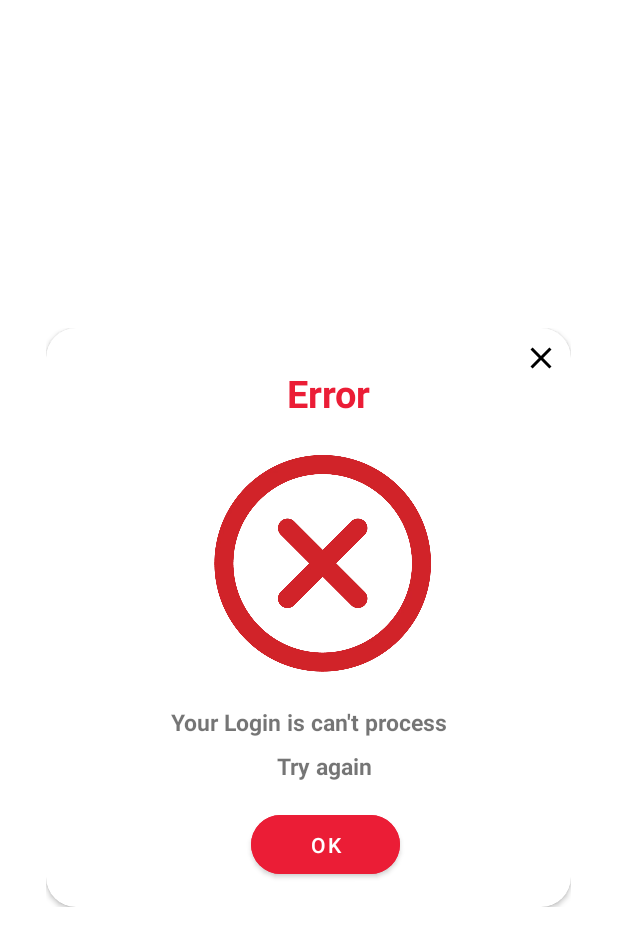
After one commit to TharushiNavodya2000/MAD-Project_OUTLIERS, an Android app: the layout unsuccessfullogin.xml on its own in the app's theme, with its tools: preview values and no code run, on a phone screen of 412 x 824 dp. The commit adds this screen. Shown: the top 946 px of the screen. Run offline under Robolectric (Android 15) with nearby library versions, the phone set to English and light mode, and no system bars.

Commit message:
Make issues

```diff
--- a/app/src/main/java/com/example/project/Login.java
+++ b/app/src/main/java/com/example/project/Login.java
@@ -131,10 +131,10 @@ public class Login extends AppCompatActivity  {
             @Override
             public void onFailure(@NonNull Exception e) {
                 Dialog dialog = new Dialog(Login.this);
-                dialog.setContentView(R.layout.unsuccesslayout);
+                dialog.setContentView(R.layout.unsuccessfullogin);
                 dialog.getWindow().setBackgroundDrawable(new ColorDrawable(Color.TRANSPARENT));
-                ImageView close = dialog.findViewById(R.id.close);
-                Button btnok = dialog.findViewById(R.id.buttonOK);
+                ImageView close = dialog.findViewById(R.id.logclose);
+                Button btnok = dialog.findViewById(R.id.logbuttonOK);
                 close.setOnClickListener(new View.OnClickListener() {
                     @Override
                     public void onClick(View view) {
--- a/app/src/main/java/com/example/project/Register.java
+++ b/app/src/main/java/com/example/project/Register.java
@@ -18,6 +18,7 @@ import android.widget.DatePicker;
 import android.widget.EditText;
 import android.widget.ImageView;
 
+import android.widget.TextView;
 import android.widget.Toast;
 
 import com.google.android.gms.tasks.OnCompleteListener;
@@ -71,6 +72,15 @@ public class Register extends AppCompatActivity {
         final int year = calendar.get(Calendar.YEAR);
         final int month = calendar.get(Calendar.MONTH);
         final int day = calendar.get(Calendar.DAY_OF_MONTH);
+        final TextView login = findViewById(R.id.LoginNow);
+
+        login.setOnClickListener(new View.OnClickListener() {
+            @Override
+            public void onClick(View view) {
+                Intent intent = new Intent(Register.this,Login.class);
+                startActivity(intent);
+            }
+        });
         ebirthday.setOnClickListener(new View.OnClickListener() {
             @Override
             public void onClick(View view) {
--- a/app/src/main/res/layout/activity_foget_password.xml
+++ b/app/src/main/res/layout/activity_foget_password.xml
@@ -53,10 +53,10 @@
         android:textStyle="bold"
         app:layout_constraintBottom_toBottomOf="parent"
         app:layout_constraintEnd_toEndOf="parent"
-        app:layout_constraintHorizontal_bias="0.719"
+        app:layout_constraintHorizontal_bias="0.692"
         app:layout_constraintStart_toStartOf="parent"
-        app:layout_constraintTop_toTopOf="parent"
-        app:layout_constraintVertical_bias="0.656" />
+        app:layout_constraintTop_toBottomOf="@+id/send"
+        app:layout_constraintVertical_bias="0.099" />
 
     <EditText
         android:id="@+id/resetemail"
--- /dev/null
+++ b/app/src/main/res/layout/unsuccessfullogin.xml
@@ -0,0 +1,113 @@
+<?xml version="1.0" encoding="utf-8"?>
+<androidx.constraintlayout.widget.ConstraintLayout xmlns:android="http://schemas.android.com/apk/res/android"
+    xmlns:app="http://schemas.android.com/apk/res-auto"
+    xmlns:tools="http://schemas.android.com/tools"
+    android:layout_width="350dp"
+    android:layout_height="wrap_content"
+    android:layout_gravity="center"
+    >
+
+    <androidx.cardview.widget.CardView
+        android:layout_width="match_parent"
+        android:layout_height="match_parent"
+        app:cardCornerRadius="20dp">
+
+
+        <androidx.constraintlayout.widget.ConstraintLayout
+            android:layout_width="match_parent"
+            android:layout_height="match_parent">
+
+            <ImageView
+                android:id="@+id/logclose"
+                android:layout_width="wrap_content"
+                android:layout_height="wrap_content"
+                android:layout_marginTop="8dp"
+                android:layout_marginEnd="8dp"
+                android:background="@drawable/closed"
+                app:layout_constraintBottom_toBottomOf="parent"
+                app:layout_constraintEnd_toEndOf="parent"
+                app:layout_constraintHorizontal_bias="1.0"
+                app:layout_constraintStart_toStartOf="parent"
+                app:layout_constraintTop_toTopOf="parent"
+                app:layout_constraintVertical_bias="0.0"
+                android:contentDescription="TODO" />
+
+            <TextView
+                android:id="@+id/message"
+                android:layout_width="wrap_content"
+                android:layout_height="wrap_content"
+                android:text="@string/error"
+                android:textColor="@color/red"
+                android:textSize="25dp"
+                android:textStyle="bold"
+                app:layout_constraintBottom_toBottomOf="parent"
+                app:layout_constraintEnd_toEndOf="parent"
+                app:layout_constraintHorizontal_bias="0.547"
+                app:layout_constraintStart_toStartOf="parent"
+                app:layout_constraintTop_toTopOf="parent"
+                app:layout_constraintVertical_bias="0.074" />
+
+            <ImageView
+                android:id="@+id/icon"
+                android:layout_width="150dp"
+                android:layout_height="150dp"
+                android:layout_centerInParent="true"
+                android:layout_marginTop="20dp"
+                android:background="@drawable/error"
+                app:layout_constraintBottom_toBottomOf="parent"
+                app:layout_constraintEnd_toEndOf="parent"
+                app:layout_constraintHorizontal_bias="0.545"
+                app:layout_constraintStart_toStartOf="parent"
+                app:layout_constraintTop_toBottomOf="@+id/message"
+                app:layout_constraintVertical_bias="0.008" />
+
+            <TextView
+                android:id="@+id/message1"
+                android:layout_width="wrap_content"
+                android:layout_height="wrap_content"
+                android:layout_marginStart="20dp"
+                android:layout_marginTop="20dp"
+                android:layout_marginEnd="20dp"
+                android:text="Your Login is can't process"
+                android:textSize="15dp"
+                android:textStyle="bold"
+                app:layout_constraintEnd_toEndOf="parent"
+                app:layout_constraintStart_toStartOf="parent"
+                app:layout_constraintTop_toBottomOf="@+id/icon" />
+
+            <TextView
+                android:id="@+id/message2"
+                android:layout_width="wrap_content"
+                android:layout_height="wrap_content"
+                android:layout_marginStart="20dp"
+                android:layout_marginEnd="20dp"
+                android:text="@string/try_message"
+                android:textSize="15dp"
+                android:textStyle="bold"
+                app:layout_constraintBottom_toBottomOf="parent"
+                app:layout_constraintEnd_toEndOf="parent"
+                app:layout_constraintHorizontal_bias="0.545"
+                app:layout_constraintStart_toStartOf="parent"
+                app:layout_constraintTop_toBottomOf="@+id/icon"
+                app:layout_constraintVertical_bias="0.371" />
+
+            <Button
+                android:id="@+id/logbuttonOK"
+                android:layout_width="99dp"
+                android:layout_height="51dp"
+                android:layout_marginTop="16dp"
+                android:layout_marginBottom="16dp"
+                android:backgroundTint="@color/red"
+                android:text="@string/okbtn"
+                app:cornerRadius="?android:attr/windowTitleSize"
+                app:layout_constraintBottom_toBottomOf="parent"
+                app:layout_constraintEnd_toEndOf="parent"
+                app:layout_constraintHorizontal_bias="0.545"
+                app:layout_constraintStart_toStartOf="parent"
+                app:layout_constraintTop_toBottomOf="@+id/message2"
+                app:layout_constraintVertical_bias="1.0" />
+
+        </androidx.constraintlayout.widget.ConstraintLayout>
+
+    </androidx.cardview.widget.CardView>
+</androidx.constraintlayout.widget.ConstraintLayout>
```
